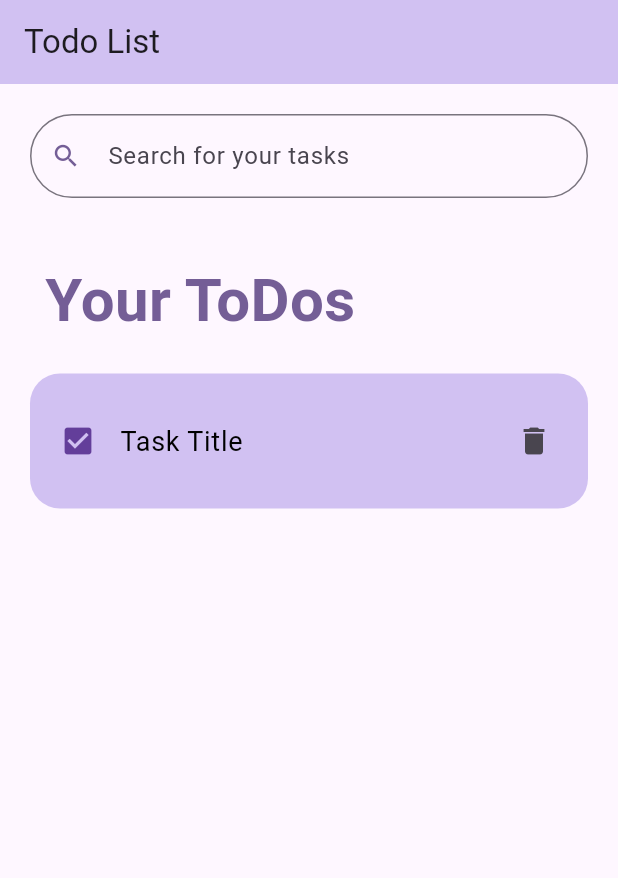
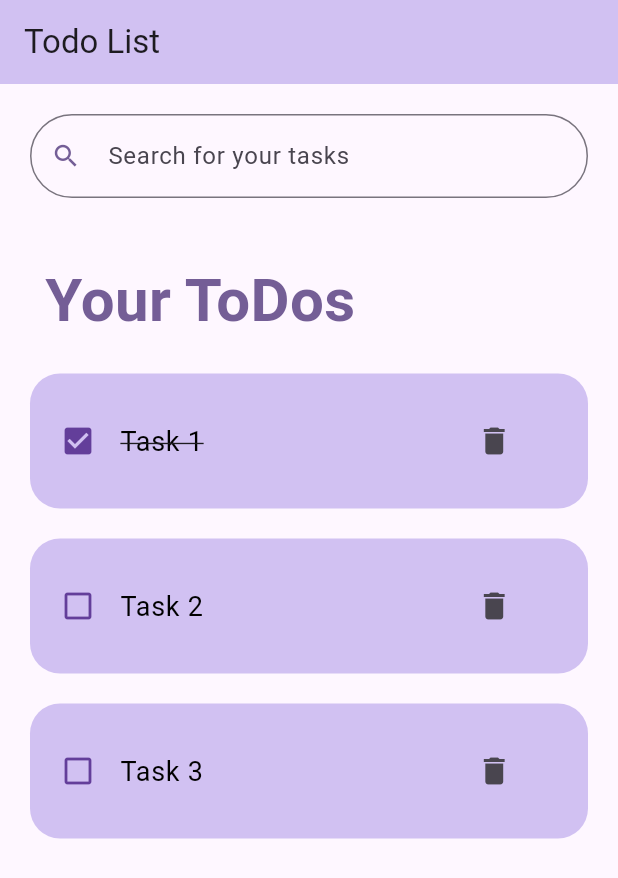
Before and after one commit to Antara-Paul04/To-Do-App, a Flutter app: the screen it shows after launch, on a phone screen of 412 x 824 dp. Shown: the top 878 px of the screen. Run offline on Flutter 3.47's test engine with Material 3 defaults, Android fonts, the phone set to English and light mode, and no system bars.

Commit message:
Added: functionality to mark a list item as done or not

```diff
--- a/todo_app/lib/main.dart
+++ b/todo_app/lib/main.dart
@@ -3,13 +3,11 @@ import './widgets/tasks.dart';
 import './models/todo.dart';
 
 void main() {
-  runApp(const MyApp());
+  runApp(MyApp());
 }
 
 class MyApp extends StatelessWidget {
-  const MyApp({Key? key}) : super(key: key);
-
-  final todoList= ToDo.todoList();
+  final todosList = ToDo.todoList();
 
   @override
   Widget build(BuildContext context) {
@@ -40,8 +38,13 @@ class MyApp extends StatelessWidget {
                 padding: const EdgeInsets.fromLTRB(20, 20, 20, 0),
                 child: Column(
                   children: [
-                    Tasks(),
-                    SizedBox(height: 20),
+                    for (ToDo todoo in todosList)
+                      Column(
+                        children: [
+                          Tasks(todo: todoo),
+                          SizedBox(height: 20),
+                        ],
+                      ),
                   ],
                 ),
               ),
--- a/todo_app/lib/widgets/tasks.dart
+++ b/todo_app/lib/widgets/tasks.dart
@@ -1,6 +1,11 @@
 import 'package:flutter/material.dart';
+import '../models/todo.dart';
 
 class Tasks extends StatelessWidget {
+  final ToDo todo;
+
+  const Tasks({Key? key, required this.todo}): super(key:key);
+
   @override
   Widget build(BuildContext context) {
     return Container(
@@ -8,14 +13,20 @@ class Tasks extends StatelessWidget {
         contentPadding: EdgeInsets.fromLTRB(20,5,10,5),
         shape: RoundedRectangleBorder(borderRadius: BorderRadius.circular(20)),
         tileColor: Color(0xFFD1C1F2),
-        leading: Icon(Icons.check_box, color:Color.fromARGB(255, 99, 62, 154),), // Icon before the text
+        leading: todo.isDone? Icon(
+          Icons.check_box,
+          color:Color.fromARGB(255, 99, 62, 154),
+          ): Icon(
+            Icons.check_box_outline_blank,
+            color: Color.fromARGB(255, 99, 62, 154)),
         title: Row(
           children: [
             Text(
-              'Task Title', // Your text here
+              todo.todoText!,
               style: TextStyle(
-                color: Colors.black, // Text color
-                fontSize: 18, // Text size
+                color: Colors.black,
+                fontSize: 18,
+                decoration: todo.isDone? TextDecoration.lineThrough: null,
               ),
             ),
             Padding(
```
Also changed, not shown: 1 other file.
